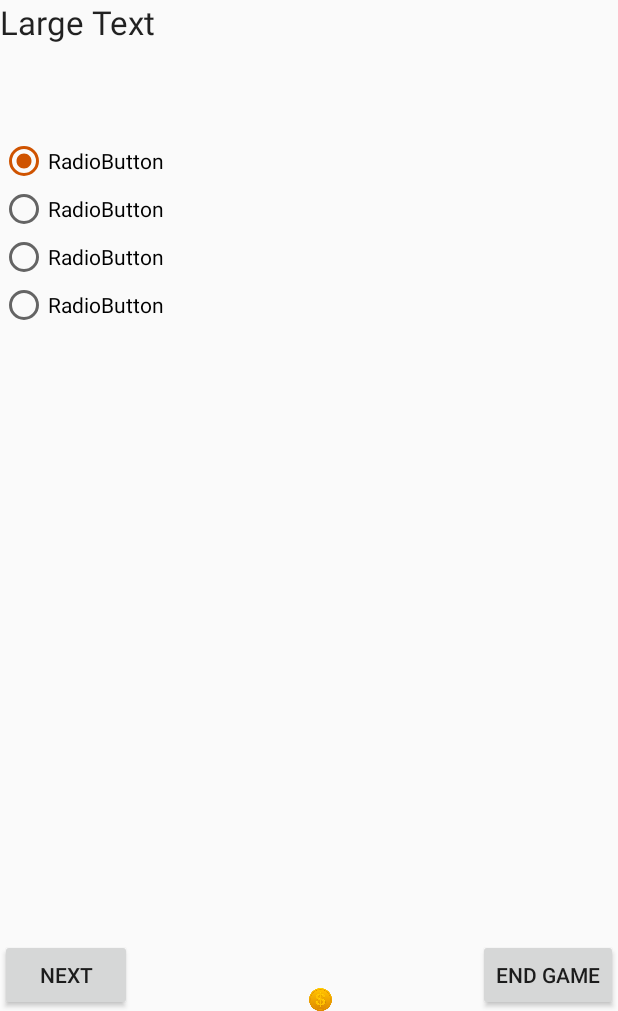
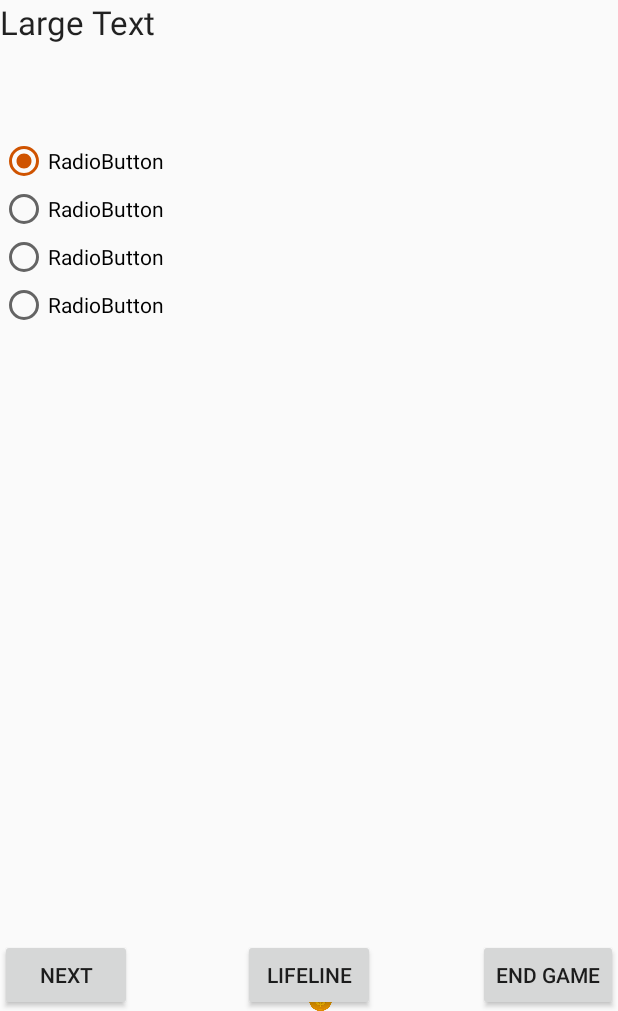
Before and after one commit to NineBits/UTrivia, an Android app: the layout questionnaire_layout.xml on its own in the app's theme, with its tools: preview values and no code run, on a phone screen of 412 x 824 dp, the part 225-1236 px from its top. Run offline under Robolectric (Android 15) with nearby library versions, the phone set to English and light mode, and no system bars.

Commit message:
updating brnch for merge

```diff
--- a/app/src/main/java/cs371m/utrivia/DatabaseHelper.java
+++ b/app/src/main/java/cs371m/utrivia/DatabaseHelper.java
@@ -58,7 +58,7 @@ public class DatabaseHelper extends SQLiteOpenHelper {
 
         boolean dbExist = checkDataBase();
 
-        if(dbExist){
+        if(!dbExist){ //Originally dbExist but changed to !dbExist to allow for changes to db temporary
             //do nothing - database already exist
         }else{
 
--- a/app/src/main/java/cs371m/utrivia/Highscore.java
+++ b/app/src/main/java/cs371m/utrivia/Highscore.java
@@ -23,6 +23,7 @@ public class Highscore extends Activity {
 
         TextView score = (TextView) findViewById(R.id.userscore);
         score.setText(Integer.toString(restoredscore));
+
     }
 
     public void toHome(View view) {
--- a/app/src/main/java/cs371m/utrivia/MultiQuestion.java
+++ b/app/src/main/java/cs371m/utrivia/MultiQuestion.java
@@ -12,7 +12,7 @@ public class MultiQuestion {
     private String cB;
     private String cC;
     private String cD;
-    ArrayList<String> choice_list;
+    private ArrayList<String> choice_list;
 
     public MultiQuestion(String question_text, String answer, ArrayList<String> choice_list) {
         this.question_text = question_text;
@@ -41,6 +41,7 @@ public class MultiQuestion {
     public String getcB() { return cB;}
     public String getcC() { return cC;}
     public String getcD() { return cD;}
+    public ArrayList<String> getChoice_list() {return choice_list;}
 
 
     public void setQuestion_text(String qt) { question_text = qt;}
--- a/app/src/main/res/layout/questionnaire_layout.xml
+++ b/app/src/main/res/layout/questionnaire_layout.xml
@@ -60,6 +60,14 @@
         android:layout_alignParentLeft="true"
         android:layout_alignParentStart="true" />
     <Button
+        android:id="@+id/lifeline_button"
+        android:layout_width="wrap_content"
+        android:layout_height="wrap_content"
+        android:text="@string/lifeline"
+        android:onClick="onClickLifeline"
+        android:layout_alignParentBottom="true"
+        android:layout_centerHorizontal="true" />
+    <Button
         android:layout_width="wrap_content"
         android:layout_height="wrap_content"
         android:text="@string/end_game"
--- a/app/src/main/res/values/strings.xml
+++ b/app/src/main/res/values/strings.xml
@@ -7,5 +7,6 @@
     <string name="end_game">End Game</string>
     <string name="new_score">You Scored:</string>
     <string name="next">Next</string>
+    <string name="lifeline">Lifeline</string>
     <string name="logo">logo</string>
 </resources>
```
Also changed, not shown: app/src/main/java/cs371m/utrivia/Questionnaire.java (+18 -0 lines), app/src/main/assets/questions.db, 1 other file.
